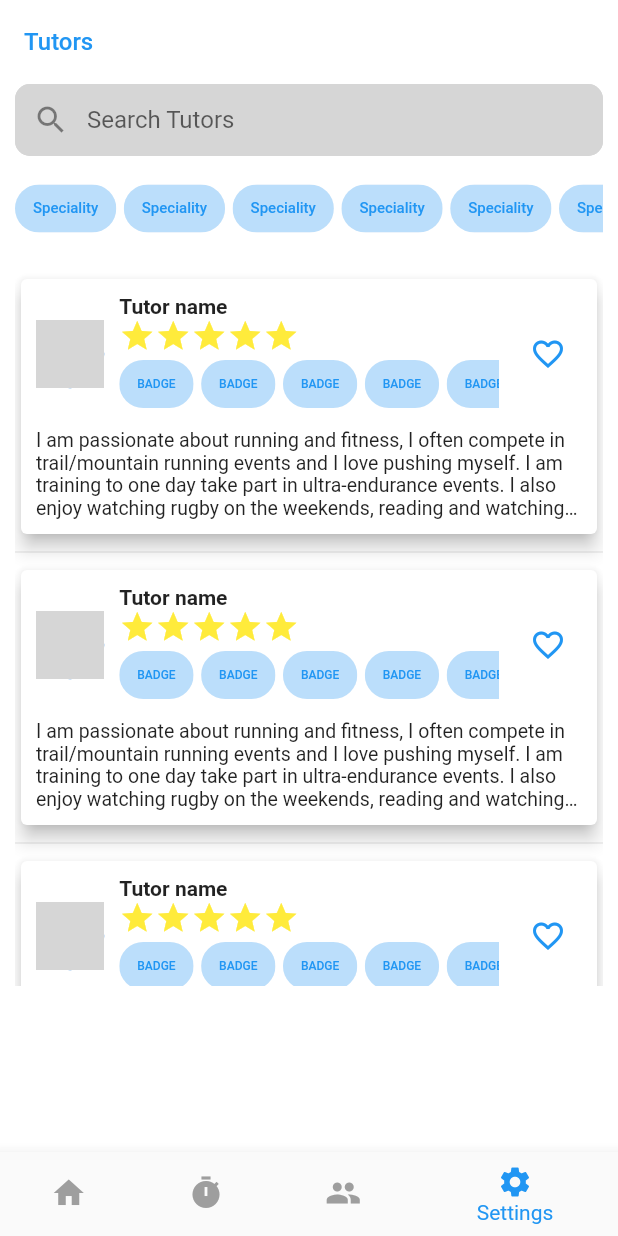
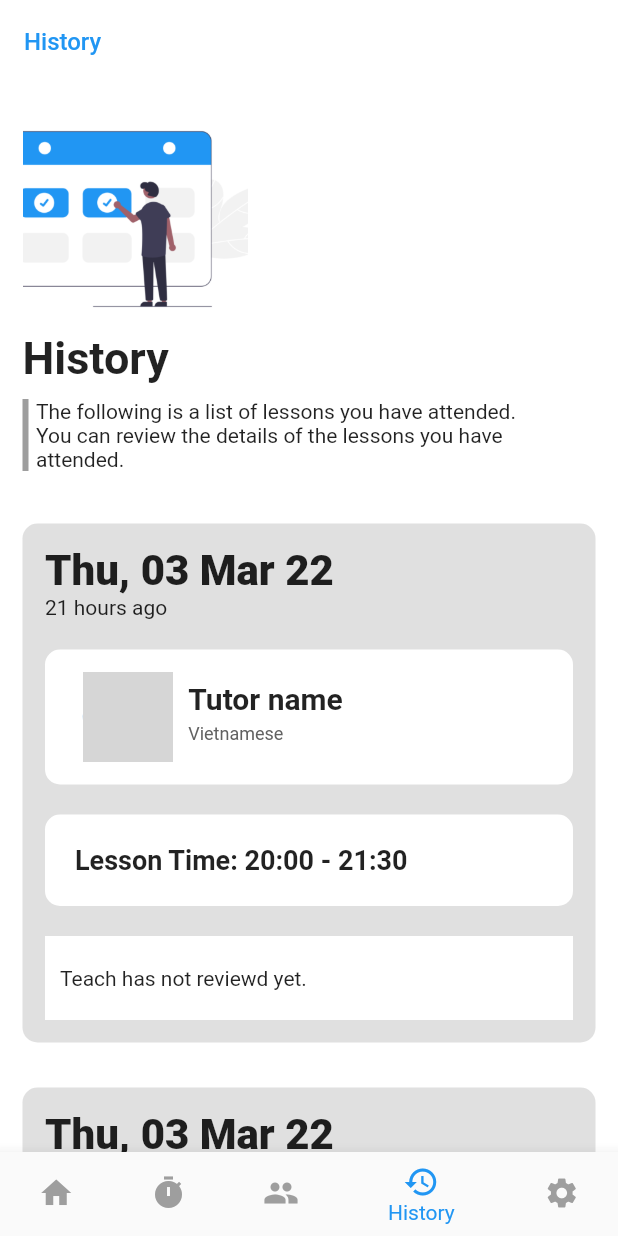
Before and after one commit to DuytheTeacher/advanced-mobile-development, a Flutter app: the screen it shows after launch, item 4 of the bottom bar chosen, on a phone screen of 412 x 824 dp. Run offline on Flutter 3.47's test engine with Material 2 defaults, Android fonts, the phone set to English and light mode, and no system bars; network calls fail; grey boxes are pictures that could not be loaded.

Commit message:
Duy | Mockup UI for History

```diff
--- /dev/null
+++ b/lib/widgets/screens/tabs/history.dart
@@ -0,0 +1,189 @@
+import 'package:flutter/material.dart';
+
+class History extends StatefulWidget {
+  const History({Key? key}) : super(key: key);
+
+  @override
+  State<History> createState() => _HistoryState();
+}
+
+class _HistoryState extends State<History> {
+  _tutorSection() {
+    return Padding(
+      padding: const EdgeInsets.only(top: 20),
+      child: Container(
+        decoration: BoxDecoration(
+            color: Theme.of(context).scaffoldBackgroundColor,
+            borderRadius: BorderRadius.circular(10.0)),
+        child: Padding(
+          padding: const EdgeInsets.all(15),
+          child: Row(
+            children: <Widget>[
+              Expanded(
+                  flex: 1,
+                  child: CircleAvatar(
+                    child: ClipOval(
+                      child: Image.network(
+                        'https://api.app.lettutor.com/avatar/4d54d3d7-d2a9-42e5-97a2-5ed38af5789aavatar1627913015850.00',
+                        width: 60,
+                        height: 60,
+                        fit: BoxFit.cover,
+                      ),
+                    ),
+                    radius: 30,
+                  )),
+              Expanded(
+                  flex: 3,
+                  child: Column(
+                    mainAxisAlignment: MainAxisAlignment.center,
+                    crossAxisAlignment: CrossAxisAlignment.start,
+                    children: const <Widget>[
+                      Text(
+                        'Tutor name',
+                        style: TextStyle(
+                            fontSize: 20, fontWeight: FontWeight.bold),
+                      ),
+                      Padding(
+                        padding: EdgeInsets.symmetric(vertical: 5),
+                        child: Text(
+                          'Vietnamese',
+                          style:
+                              TextStyle(fontSize: 12, color: Color(0xFF616161)),
+                        ),
+                      ),
+                    ],
+                  )),
+            ],
+          ),
+        ),
+      ),
+    );
+  }
+
+  _historySection() {
+    return Padding(
+      padding: const EdgeInsets.symmetric(vertical: 20),
+      child: Container(
+        decoration: BoxDecoration(
+            color: Theme.of(context).scaffoldBackgroundColor,
+            borderRadius: BorderRadius.circular(10.0)),
+        child: Padding(
+          padding: const EdgeInsets.all(20),
+          child: SizedBox(
+            width: double.infinity,
+            child: Column(
+              crossAxisAlignment: CrossAxisAlignment.start,
+              children: const <Widget>[
+                Text(
+                  'Lesson Time: 20:00 - 21:30',
+                  style: TextStyle(fontSize: 18, fontWeight: FontWeight.bold),
+                ),
+              ],
+            ),
+          ),
+        ),
+      ),
+    );
+  }
+
+  _reviewSection() {
+    return Container(
+      decoration: BoxDecoration(
+        color: Theme.of(context).scaffoldBackgroundColor,
+      ),
+      child: Padding(
+        padding: const EdgeInsets.symmetric(vertical: 20, horizontal: 10),
+        child: SizedBox(
+          width: double.infinity,
+          child: Column(
+            crossAxisAlignment: CrossAxisAlignment.start,
+            children: const <Widget>[
+              Text(
+                'Teach has not reviewd yet.',
+                style: TextStyle(fontSize: 14),
+              ),
+            ],
+          ),
+        ),
+      ),
+    );
+  }
+
+  _historyCard() {
+    return Padding(
+      padding: const EdgeInsets.symmetric(vertical: 15),
+      child: Container(
+        decoration: BoxDecoration(
+            color: Colors.grey[300], borderRadius: BorderRadius.circular(10.0)),
+        child: Padding(
+          padding: const EdgeInsets.all(15),
+          child: Column(
+            crossAxisAlignment: CrossAxisAlignment.start,
+            children: <Widget>[
+              const Text(
+                'Thu, 03 Mar 22',
+                style: TextStyle(fontWeight: FontWeight.w900, fontSize: 28),
+              ),
+              const Text('21 hours ago'),
+              _tutorSection(),
+              _historySection(),
+              _reviewSection()
+            ],
+          ),
+        ),
+      ),
+    );
+  }
+
+  _listHistory() {
+    return Column(
+      children: List.generate(4, (index) => _historyCard()),
+    );
+  }
+
+  @override
+  Widget build(BuildContext context) {
+    return SingleChildScrollView(
+      child: Padding(
+        padding: const EdgeInsets.all(15),
+        child: SizedBox(
+          width: double.infinity,
+          child: Column(
+            crossAxisAlignment: CrossAxisAlignment.start,
+            children: <Widget>[
+              SizedBox(
+                  child: Image.asset(
+                'assets/images/history_logo.png',
+                fit: BoxFit.cover,
+                width: 150,
+                height: 150,
+              )),
+              const Text(
+                'History',
+                style: TextStyle(fontWeight: FontWeight.bold, fontSize: 30),
+              ),
+              Padding(
+                padding: const EdgeInsets.only(top: 10, bottom: 20),
+                child: Container(
+                  decoration: const BoxDecoration(
+                      border: Border(
+                    left: BorderSide(
+                      color: Colors.grey,
+                      width: 4,
+                    ),
+                  )),
+                  child: const Padding(
+                    padding: EdgeInsets.only(left: 5),
+                    child: Text(
+                        'The following is a list of lessons you have attended.\nYou can review the details of the lessons you have attended.'),
+                  ),
+                ),
+              ),
+              _listHistory(),
+            ],
+          ),
+        ),
+      ),
+    );
+  }
+}
--- a/lib/widgets/screens/tabs/tab-bar.dart
+++ b/lib/widgets/screens/tabs/tab-bar.dart
@@ -1,3 +1,4 @@
+import 'package:advanced_mobile_dev/widgets/screens/tabs/history.dart';
 import 'package:advanced_mobile_dev/widgets/screens/tabs/home-screen.dart';
 import 'package:advanced_mobile_dev/widgets/screens/tabs/schedule.dart';
 import 'package:advanced_mobile_dev/widgets/screens/tabs/tutor-list.dart';
@@ -25,7 +26,8 @@ class _TabbarState extends State<Tabbar> {
       {'page': HomeScreen(seclectPage: _seclectPage), 'title': 'Home'},
       {'page': const Schedule(), 'title': 'Schedule'},
       {'page': const TurtorList(), 'title': 'Tutors'},
-      {'page': const TurtorList(), 'title': 'Tutors'},
+      {'page': const History(), 'title': 'History'},
+      {'page': const History(), 'title': 'History'},
 
       // {'screen': const TutorLuis(), 'title': 'Home'}
     ];
@@ -48,6 +50,7 @@ class _TabbarState extends State<Tabbar> {
           BottomNavigationBarItem(icon: Icon(Icons.home), label: 'Home'),
           BottomNavigationBarItem(icon: Icon(Icons.timer), label: 'Upcoming'),
           BottomNavigationBarItem(icon: Icon(Icons.group), label: 'Tutors'),
+          BottomNavigationBarItem(icon: Icon(Icons.history), label: 'History'),
           BottomNavigationBarItem(
               icon: Icon(Icons.settings), label: 'Settings'),
         ],
--- a/pubspec.yaml
+++ b/pubspec.yaml
@@ -62,6 +62,7 @@ flutter:
   assets:
     - assets/images/tutor_logo.png
     - assets/images/schedule_logo.png
+    - assets/images/history_logo.png
   #   - images/a_dot_ham.jpeg
 
   # An image asset can refer to one or more resolution-specific "variants", see
```
